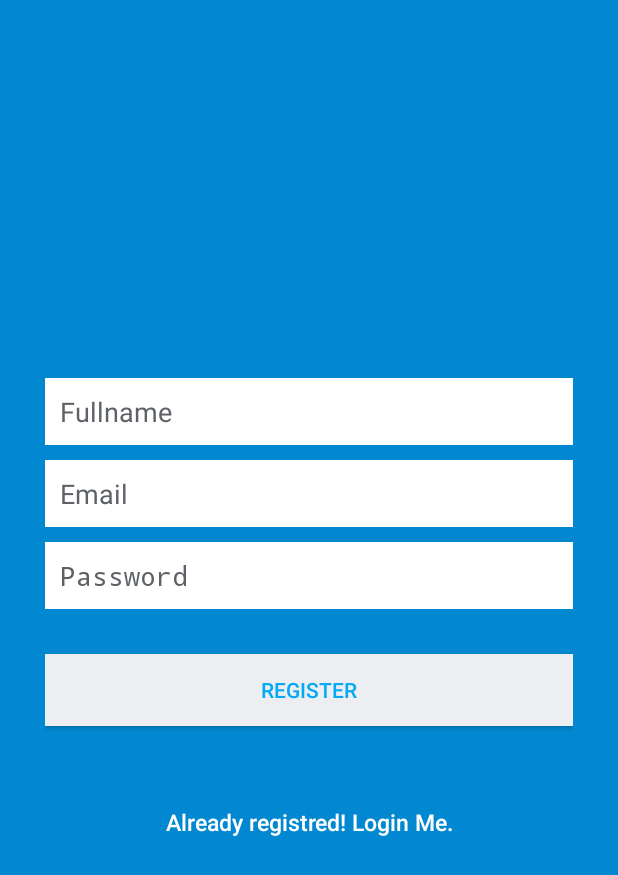
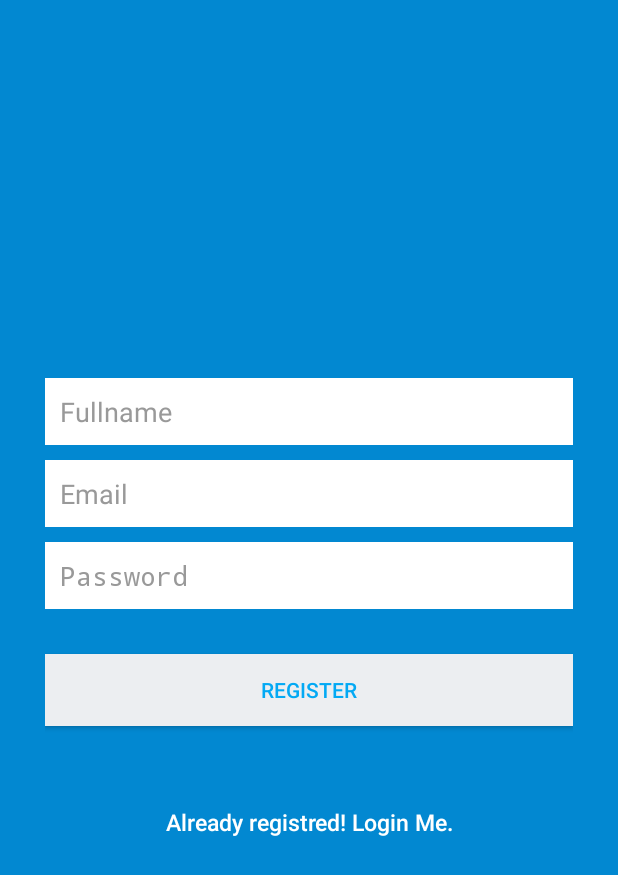
Before and after one commit to juanchosandox90/CVJuanResume, an Android app: the RegisterActivity screen opened directly, with no data from a screen before it, on a phone screen of 412 x 824 dp. Shown: the top 875 px of the screen. Run offline under Robolectric (Android 15) with nearby library versions, the phone set to English and light mode, and no system bars; our stand-ins replace Volley.

Commit message:
CVJuanSandoval_UIBugfix_1.0.0-15

```diff
--- a/app/src/main/java/app/com/cvjuanresume/juansandoval/cvjuanresume/MainActivity.java
+++ b/app/src/main/java/app/com/cvjuanresume/juansandoval/cvjuanresume/MainActivity.java
@@ -171,9 +171,9 @@ public class MainActivity extends ActionBarActivity implements FragmentDrawer.Fr
     public void logoutUser() {
         session.setLogin(false);
         db.deleteUsers();
-        // Launching the login activity
         Intent intent = new Intent(MainActivity.this, LoginActivity.class);
+        startActivity(intent);
         finish();
-        startActivity(intent);
+
     }
 }
--- a/app/src/main/res/layout/activity_register.xml
+++ b/app/src/main/res/layout/activity_register.xml
@@ -25,8 +25,8 @@
             android:padding="10dp"
             android:singleLine="true"
             android:inputType="textCapWords"
-            android:textColor="@color/input_register"
-            android:textColorHint="@color/input_register_hint" />
+            android:textColor="@color/input_login"
+            android:textColorHint="@color/input_login_hint" />
 
         <EditText
             android:id="@+id/email"
@@ -38,8 +38,8 @@
             android:inputType="textEmailAddress"
             android:padding="10dp"
             android:singleLine="true"
-            android:textColor="@color/input_register"
-            android:textColorHint="@color/input_register_hint" />
+            android:textColor="@color/input_login"
+            android:textColorHint="@color/input_login_hint" />
 
         <EditText
             android:id="@+id/password"
@@ -51,8 +51,8 @@
             android:inputType="textPassword"
             android:padding="10dp"
             android:singleLine="true"
-            android:textColor="@color/input_register"
-            android:textColorHint="@color/input_register_hint" />
+            android:textColor="@color/input_login"
+            android:textColorHint="@color/input_login_hint" />
 
         <!-- Login Button -->
 
```
